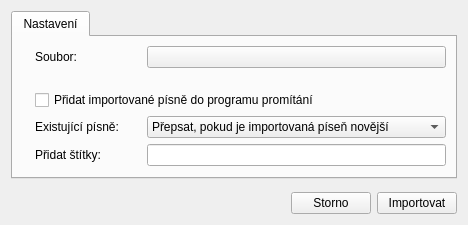
Qt form src/importexport/lumenimportdialog.ui (CZDanol/StrawLumen) before a commit.
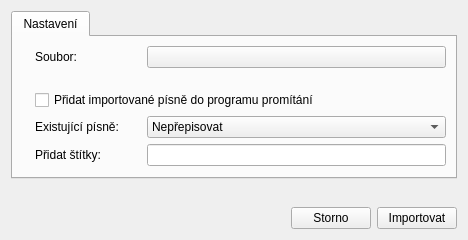
The same form after that commit. Icons and pictures are not drawn. Custom widgets are drawn as their Qt base class.

Patch:
```diff
--- a/src/importexport/lumenimportdialog.ui
+++ b/src/importexport/lumenimportdialog.ui
@@ -10,7 +10,7 @@
     <x>0</x>
     <y>0</y>
     <width>468</width>
-    <height>225</height>
+    <height>240</height>
    </rect>
   </property>
   <property name="windowTitle">
@@ -111,7 +111,7 @@
           </sizepolicy>
          </property>
          <property name="currentIndex">
-          <number>1</number>
+          <number>0</number>
          </property>
          <property name="sizeAdjustPolicy">
           <enum>QComboBox::AdjustToContents</enum>
```
